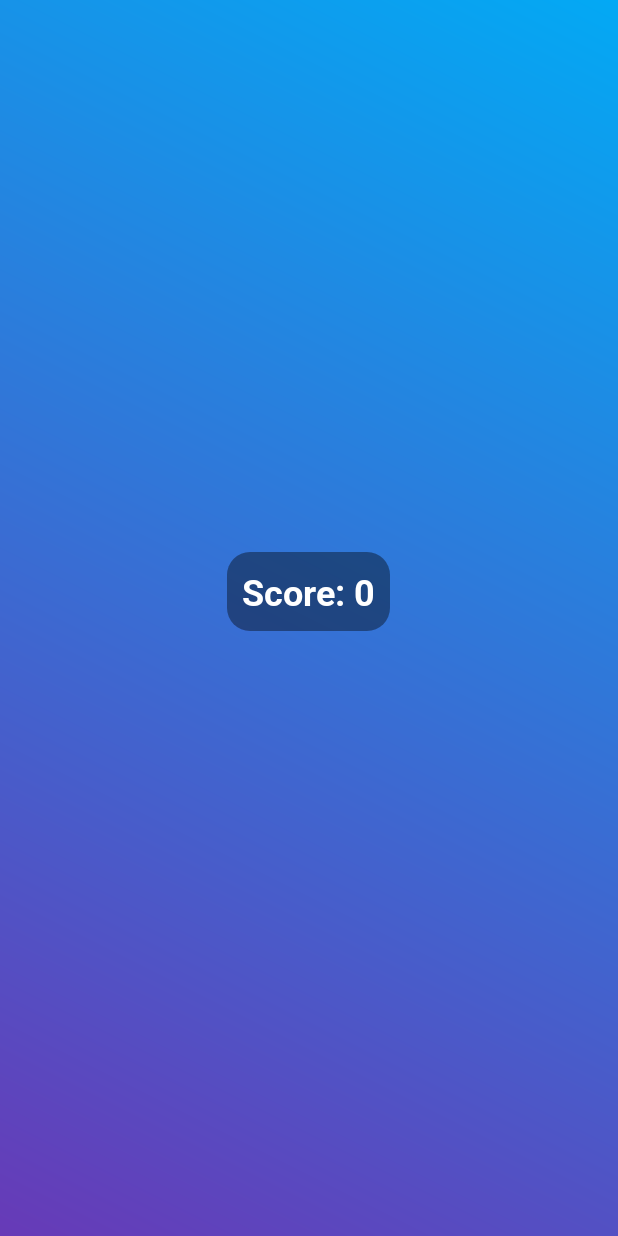
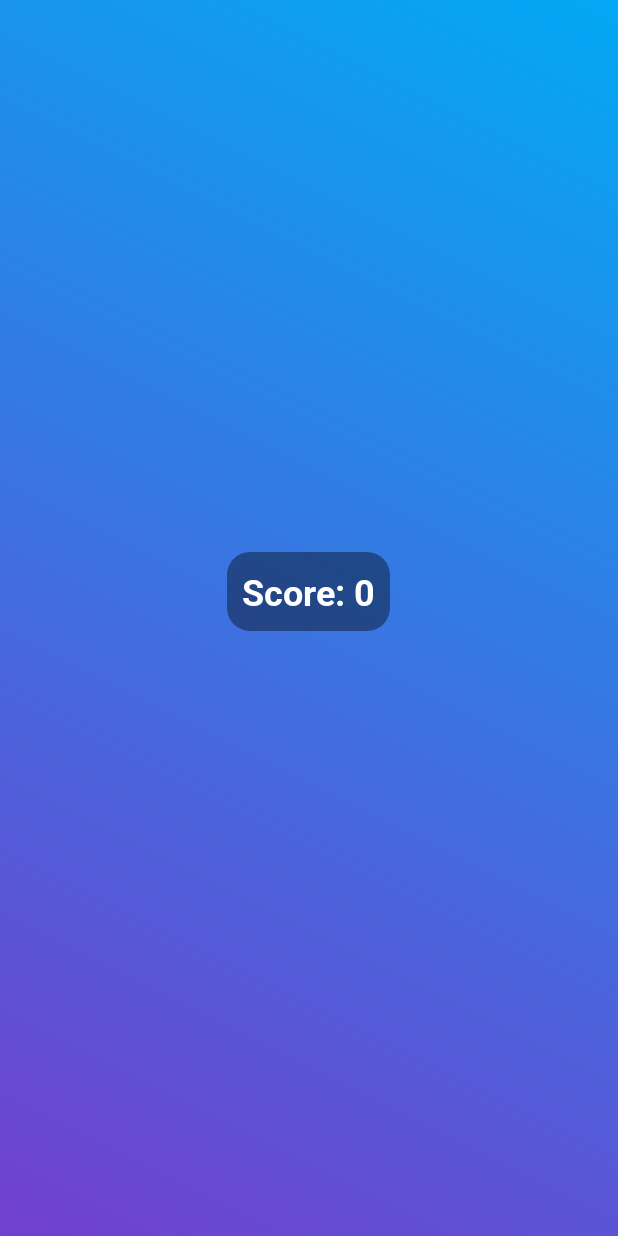
Before and after one commit to k-aghakhani/Memory-Card-Game, an Android app: the MainActivity screen opened directly, with no data from a screen before it, on a phone screen of 412 x 824 dp. Run offline under Robolectric (Android 15) with nearby library versions, the phone set to English and light mode, and no system bars.

Commit message:
change color

```diff
--- a/app/src/main/res/drawable/bg_gradient.xml
+++ b/app/src/main/res/drawable/bg_gradient.xml
@@ -4,7 +4,7 @@
         <shape android:shape="rectangle">
             <gradient
                 android:angle="45"
-                android:startColor="#673AB7"
+                android:startColor="#723FCE"
                 android:endColor="#03A9F4"
 
                 android:type="linear"/>
```
